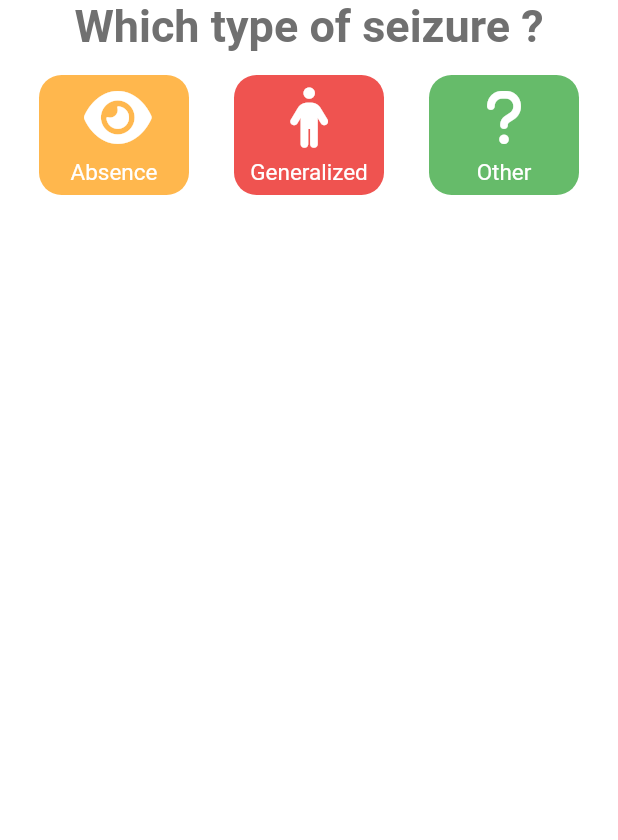
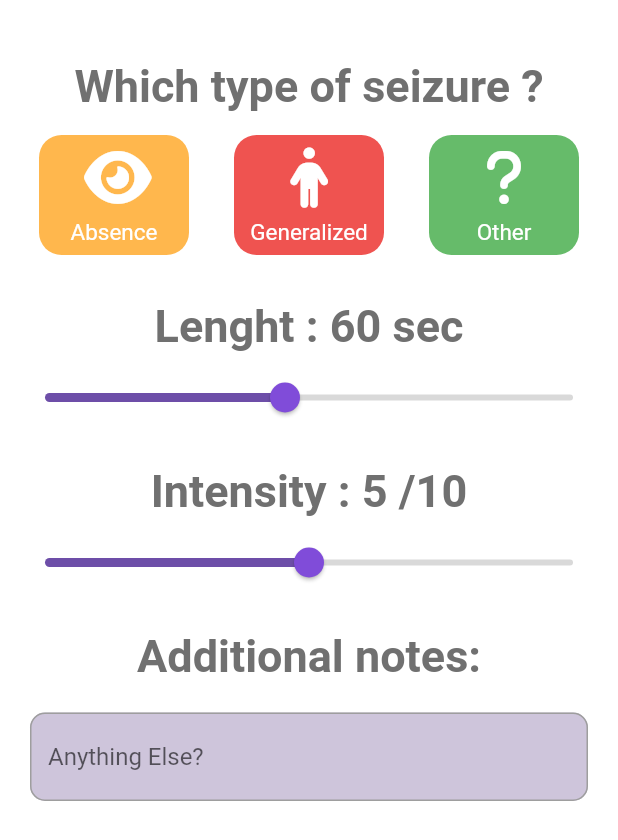
Before and after one commit to Miasaya/track_seizure, a Flutter app: the NewEntryPage screen opened directly, on a phone screen of 412 x 824 dp. Shown: the top 840 px of the screen. Run offline on Flutter 3.47's test engine with Material 2 defaults, Android fonts, the phone set to English and light mode, and no system bars; our stand-ins replace flutter_icons, flutter_svg; Roboto replaces fonts that are missing (April, Open).

Commit message:
New entry page finished

```diff
--- a/lib/screens/new_entry.dart
+++ b/lib/screens/new_entry.dart
@@ -3,12 +3,6 @@ import 'package:track_seizure/component/constants.dart';
 import 'package:flutter_icons/flutter_icons.dart';
 
 enum Type { absence, tc, other }
-
-enum Feeling {
-  pls,
-  sore,
-  fine,
-}
 
 class NewEntryPage extends StatefulWidget {
   NewEntryPage({Key key}) : super(key: key);
@@ -18,9 +12,11 @@ class NewEntryPage extends StatefulWidget {
 }
 
 class _NewEntryPageState extends State<NewEntryPage> {
+  TextEditingController nameController = TextEditingController();
   Type selectedType;
-  double lenght = 1.0;
-  Feeling feel;
+  int lenght = 60;
+  int feel = 5;
+  String note = "";
 
   @override
   Widget build(BuildContext context) {
@@ -28,7 +24,11 @@ class _NewEntryPageState extends State<NewEntryPage> {
         backgroundColor: Colors.white,
         body: Column(
           children: [
-            Text('Which type of seizure ?',style: trackHeaderStyle,),
+            SizedBox(height: 40.0),
+            Text(
+              'Which type of seizure ?',
+              style: trackHeaderStyle,
+            ),
             Row(
               mainAxisAlignment: MainAxisAlignment.center,
               children: [
@@ -76,10 +76,78 @@ class _NewEntryPageState extends State<NewEntryPage> {
                 ),
               ],
             ),
-
+            SizedBox(height: 15.0),
+            Text(
+              'Lenght : $lenght sec',
+              style: trackHeaderStyle,
+            ),
+            SliderTheme(
+                data: SliderTheme.of(context).copyWith(
+                  inactiveTrackColor: Color(0xFFd9d9d9),
+                  activeTrackColor: Color(0xFF6D4EA8),
+                  thumbColor: Color(0xFF804CD9),
+                  overlayColor: Color(0x295126AB),
+                  thumbShape: RoundSliderThumbShape(enabledThumbRadius: 10.0),
+                  overlayShape: RoundSliderOverlayShape(overlayRadius: 30.0),
+                ),
+                child: Slider(
+                    value: lenght.toDouble(),
+                    min: 10.0,
+                    max: 120.0,
+                    onChanged: (double newValue) {
+                      setState(() {
+                        lenght = newValue.round();
+                      });
+                    })),
+            SizedBox(height: 15.0),
+            Text(
+              'Intensity : $feel /10',
+              style: trackHeaderStyle,
+            ),
+            SliderTheme(
+                data: SliderTheme.of(context).copyWith(
+                  inactiveTrackColor: Color(0xFFd9d9d9),
+                  activeTrackColor: Color(0xFF6D4EA8),
+                  thumbColor: Color(0xFF804CD9),
+                  overlayColor: Color(0x295126AB),
+                  thumbShape: RoundSliderThumbShape(enabledThumbRadius: 10.0),
+                  overlayShape: RoundSliderOverlayShape(overlayRadius: 30.0),
+                ),
+                child: Slider(
+                    value: feel.toDouble(),
+                    max: 10.0,
+                    onChanged: (double newValue) {
+                      setState(() {
+                        feel = newValue.round();
+                      });
+                    })),
+            SizedBox(height: 15.0),
+            Text(
+              'Additional notes:',
+              style: trackHeaderStyle,
+            ),
+            Padding(
+              padding: const EdgeInsets.all(20.0),
+              child: TextField(
+                controller: nameController,
+                decoration: InputDecoration(
+                  filled: true,
+                  fillColor: Color(0xFFcec5db),
+                  hintText: 'Anything Else?',
+                  enabledBorder: OutlineInputBorder(
+                    borderRadius: BorderRadius.all(Radius.circular(10.0)),
+                    borderSide: BorderSide(color: Colors.grey)
+                    ),
+                ),
+                onChanged: (text) {
+                  setState(() {
+                    note = text;
+                  });
+                },
+              ),
+            ),
           ],
-        )
-      );
+        ));
   }
 }
 
```
